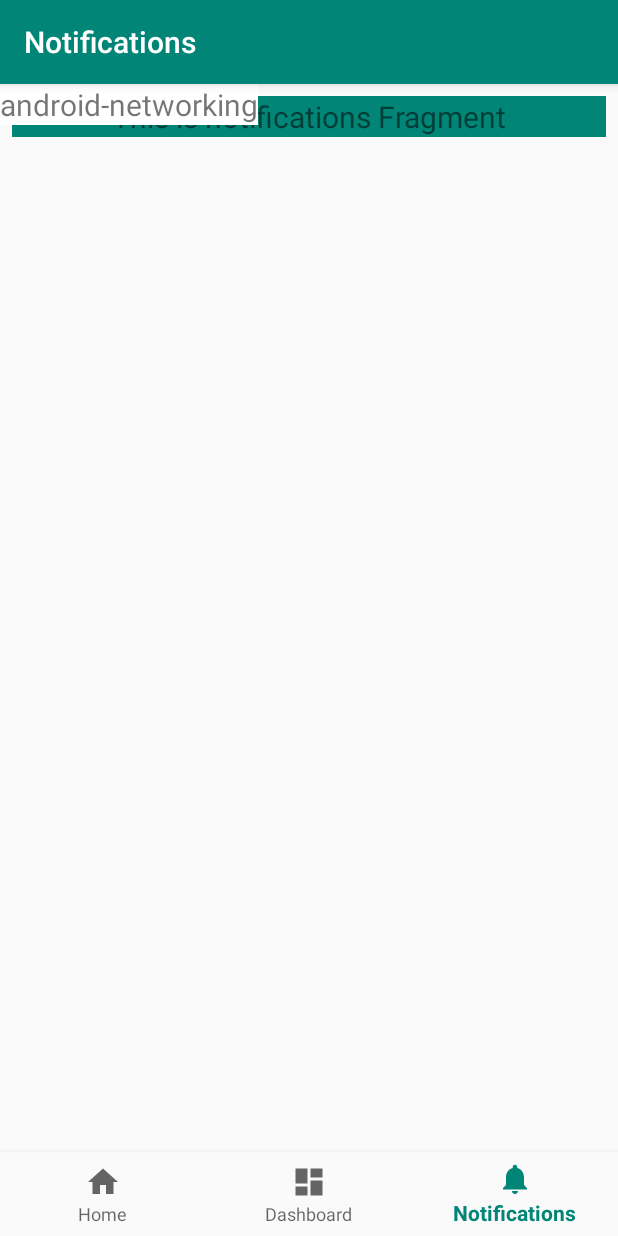
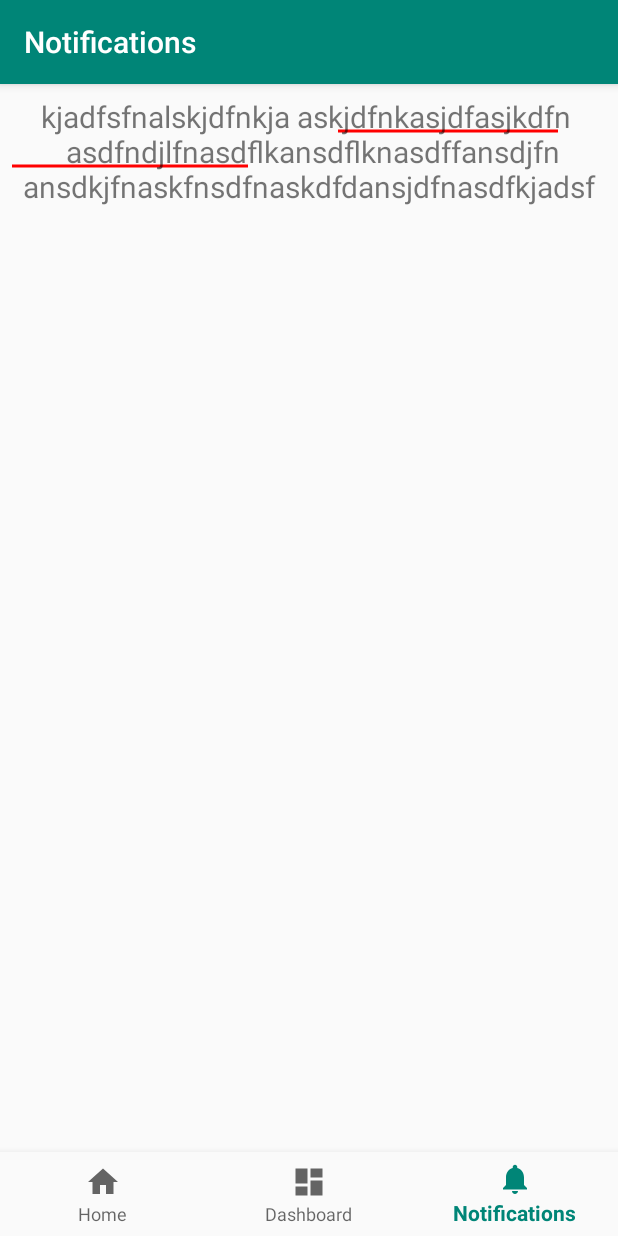
Before and after one commit to sam43/android-networking, an Android app: the NotificationsFragment screen opened through its navigation route, on a phone screen of 412 x 824 dp. Run offline under Robolectric (Android 15) with nearby library versions, the phone set to English and light mode, and no system bars; our stand-ins replace navigation-ui; libraries missing offline, so code that uses them is left out: com.jakewharton.retrofit2; 1 statement that could not run was skipped.

Commit message:
Commit from home

```diff
--- a/app/build.gradle
+++ b/app/build.gradle
@@ -20,6 +20,7 @@ android {
         Properties properties = new Properties()
         properties.load(project.rootProject.file("local.properties").newDataInputStream())
         def tmdbApiKey = properties.getProperty("tmdb_api_key", "")
+
         it.buildConfigField 'String', "TMDB_API_KEY", tmdbApiKey
 
         it.resValue 'string', "api_key", tmdbApiKey
--- a/app/src/main/java/com/sam43/android_networking/ui/notifications/NotificationsFragment.kt
+++ b/app/src/main/java/com/sam43/android_networking/ui/notifications/NotificationsFragment.kt
@@ -1,6 +1,9 @@
 package com.sam43.android_networking.ui.notifications
 
+import android.graphics.Color
 import android.os.Bundle
+import android.text.Spannable
+import android.text.SpannableString
 import android.view.LayoutInflater
 import android.view.View
 import android.view.ViewGroup
@@ -9,6 +12,7 @@ import androidx.fragment.app.Fragment
 import androidx.lifecycle.Observer
 import androidx.lifecycle.ViewModelProviders
 import com.sam43.android_networking.R
+import com.sam43.android_networking.utils.CustomUnderlineSpan
 
 class NotificationsFragment : Fragment() {
 
@@ -23,9 +27,22 @@ class NotificationsFragment : Fragment() {
             ViewModelProviders.of(this).get(NotificationsViewModel::class.java)
         val root = inflater.inflate(R.layout.fragment_notifications, container, false)
         val textView: TextView = root.findViewById(R.id.text_notifications)
+        val spannable: SpannableString? =
+            SpannableString("kjadfsfnalskjdfnkja askjdfnkasjdfasjkdfn \n asdfndjlfnasdflkansdflknasdffansdjfn ansdkjfnaskfnsdfnaskdfdansjdfnasdfkjadsf")
         notificationsViewModel.text.observe(this, Observer {
-            textView.text = it
+            /*val spannableString = SpannableString(it)
+            val dottedUnderlineSpan = CustomUnderlineSpan(Color.RED, 2, 5)
+            spannableString.setSpan(dottedUnderlineSpan, Spanned.SPAN_EXCLUSIVE_EXCLUSIVE)*/
+            //spannable = SpannableString(it)
+            //textView.text = it
         })
+
+        spannable?.setSpan(
+            CustomUnderlineSpan(Color.RED, 25, 60),
+            0, spannable.length, Spannable.SPAN_INCLUSIVE_INCLUSIVE
+        )
+
+        textView.text = spannable
         return root
     }
 }
--- a/app/src/main/java/com/sam43/android_networking/ui/notifications/NotificationsViewModel.kt
+++ b/app/src/main/java/com/sam43/android_networking/ui/notifications/NotificationsViewModel.kt
@@ -7,7 +7,8 @@ import androidx.lifecycle.ViewModel
 class NotificationsViewModel : ViewModel() {
 
     private val _text = MutableLiveData<String>().apply {
-        value = "This is notifications Fragment"
+        value = "This is notifications Fragment... this is a very long line you can see\n" +
+                "Here I broke the line to check if everything is working"
     }
     val text: LiveData<String> = _text
 }
--- /dev/null
+++ b/app/src/main/java/com/sam43/android_networking/utils/CustomUnderlineSpan.java
@@ -0,0 +1,37 @@
+package com.sam43.android_networking.utils;
+
+
+import android.graphics.Canvas;
+import android.graphics.Paint;
+import android.text.style.LineBackgroundSpan;
+
+public class CustomUnderlineSpan implements LineBackgroundSpan {
+
+    private Paint p;
+    private int start, end;
+
+    public CustomUnderlineSpan(int underlineColor, int underlineStart, int underlineEnd) {
+        super();
+        this.start = underlineStart;
+        this.end = underlineEnd;
+        p = new Paint();
+        p.setColor(underlineColor);
+        p.setStrokeWidth(3F);
+        p.setStyle(Paint.Style.STROKE);
+    }
+
+    @Override
+    public void drawBackground(Canvas c, Paint p, int left, int right, int top, int baseline, int bottom, CharSequence text, int start, int end, int lnum) {
+
+        if (this.end < start) return;
+        if (this.start > end) return;
+
+        int offsetX = 0;
+        if (this.start > start) {
+            offsetX = (int) p.measureText(text.subSequence(start, this.start).toString());
+        }
+
+        int length = (int) p.measureText(text.subSequence(Math.max(start, this.start), Math.min(end, this.end)).toString());
+        c.drawLine(offsetX, baseline + 3F, length + offsetX, baseline + 3F, this.p);
+    }
+}
--- /dev/null
+++ b/app/src/main/java/com/sam43/android_networking/utils/DottedUnderlinedSpan.kt
@@ -0,0 +1,3 @@
+package com.sam43.android_networking.utils
+
+class DottedUnderlinedSpan
--- a/app/src/main/res/layout/fragment_notifications.xml
+++ b/app/src/main/res/layout/fragment_notifications.xml
@@ -2,6 +2,7 @@
 <RelativeLayout xmlns:android="http://schemas.android.com/apk/res/android"
     android:layout_width="match_parent"
     android:layout_height="match_parent"
+    xmlns:tools="http://schemas.android.com/tools"
     android:clipChildren="false">
 
     <TextView
@@ -13,14 +14,7 @@
         android:layout_marginEnd="8dp"
         android:textAlignment="center"
         android:textSize="20sp"
-        android:background="@color/colorPrimary"
-        android:text="@string/app_name" />
+        tools:text="@string/app_name" />
 
-    <TextView
-        android:layout_width="wrap_content"
-        android:layout_height="wrap_content"
-        android:background="#FFF"
-        android:text="@string/app_name"
-        android:textSize="20sp" />
 
 </RelativeLayout>
--- a/build.gradle
+++ b/build.gradle
@@ -10,7 +10,7 @@ buildscript {
     dependencies {
         def nav_version = "2.1.0-beta02"
         classpath "androidx.navigation:navigation-safe-args-gradle-plugin:$nav_version"
-        classpath 'com.android.tools.build:gradle:3.5.0'
+        classpath 'com.android.tools.build:gradle:3.5.1'
         classpath "org.jetbrains.kotlin:kotlin-gradle-plugin:$kotlin_version"
         // NOTE: Do not place your application dependencies here; they belong
         // in the individual module build.gradle files
```
